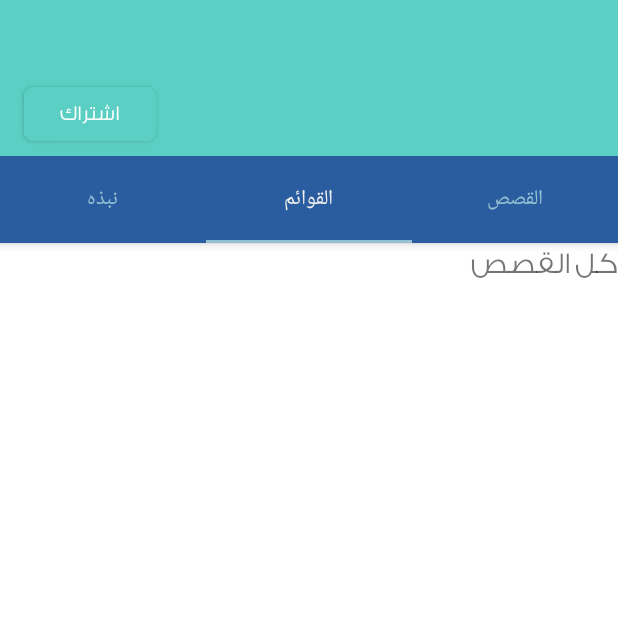
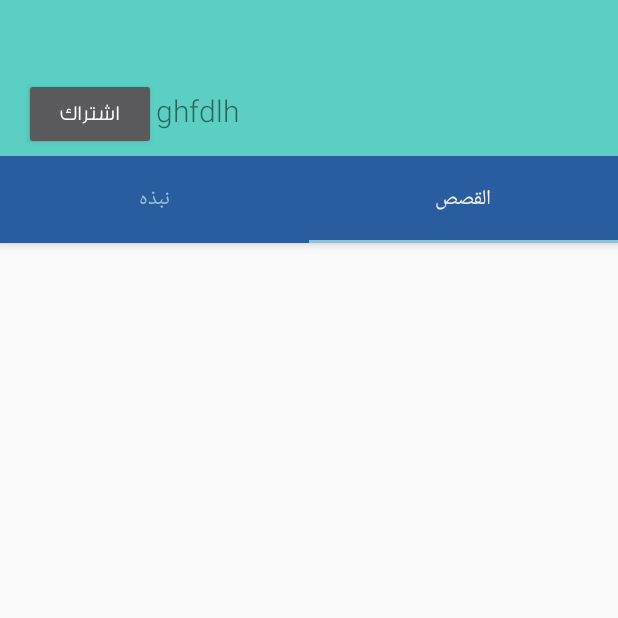
Before and after one commit to ghedaa/Hackwati-444, an Android app: the ProfileActivity screen opened directly, with no data from a screen before it, tab 2 chosen, on a phone screen of 412 x 824 dp, the top half of it. Run offline under Robolectric (Android 15) with nearby library versions, the light colour scheme and no system bars; our stand-ins replace Firebase (no records; nobody signed in at launch, a user with empty details on screens opened directly), navigation-ui; libraries missing offline, so code that uses them is left out: com.fangxu.allangleexpandablebutton; plain views replace AllAngleExpandableButton; pictures from the network do not load.

Commit message:
asma queeeeeeen

```diff
--- a/app/src/main/java/sa/ksu/swe444/hackwati/SubscribedListActivity.java
+++ b/app/src/main/java/sa/ksu/swe444/hackwati/SubscribedListActivity.java
@@ -108,7 +108,7 @@ public class SubscribedListActivity extends AppCompatActivity{
                             String userID = document.getId().toString();
                             boolean isSubscribed = true;
 
-                            CustomPojo user = new CustomPojo(userID, userName,thumbnail,"اشتراك");
+                            CustomPojo user = new CustomPojo(userID, userName,thumbnail,"مشترك");
 
                             namesList.add(user);
                             recyclerView.setAdapter(mAdapter);
--- a/app/src/main/java/sa/ksu/swe444/hackwati/UserProfile.java
+++ b/app/src/main/java/sa/ksu/swe444/hackwati/UserProfile.java
@@ -217,13 +217,7 @@ public class UserProfile extends BaseActivity {
 
                         }
 
-
-
-                    } else {
-                        Log.d(TAG, "No such document");
                     }
-                } else {
-                    Log.d(TAG, "get failed with ", task.getException());
                 }
             }
         });
--- a/app/src/main/java/sa/ksu/swe444/hackwati/ui/profileActivity/CustomAdapter.java
+++ b/app/src/main/java/sa/ksu/swe444/hackwati/shaden/CustomAdapter.java
@@ -1,4 +1,4 @@
-package sa.ksu.swe444.hackwati.ui.profileActivity;
+package sa.ksu.swe444.hackwati.shaden;
 
 import android.content.Context;
 import android.view.LayoutInflater;
--- a/app/src/main/java/sa/ksu/swe444/hackwati/ui/profileActivity/CustomPojo.java
+++ b/app/src/main/java/sa/ksu/swe444/hackwati/shaden/CustomPojo.java
@@ -1,4 +1,4 @@
-package sa.ksu.swe444.hackwati.ui.profileActivity;
+package sa.ksu.swe444.hackwati.shaden;
 
 import java.util.ArrayList;
 
--- a/app/src/main/java/sa/ksu/swe444/hackwati/ui/profileActivity/ProfileActivity.java
+++ b/app/src/main/java/sa/ksu/swe444/hackwati/ui/profileActivity/ProfileActivity.java
@@ -1,30 +1,43 @@
 package sa.ksu.swe444.hackwati.ui.profileActivity;
 
+import android.content.Intent;
 import android.os.Bundle;
+import android.widget.ImageView;
+import android.widget.TextView;
 
+import androidx.annotation.NonNull;
 import androidx.appcompat.app.AppCompatActivity;
 import androidx.appcompat.widget.Toolbar;
 import androidx.viewpager.widget.ViewPager;
 
+import com.bumptech.glide.Glide;
+import com.google.android.gms.tasks.OnCompleteListener;
+import com.google.android.gms.tasks.Task;
 import com.google.android.material.tabs.TabLayout;
+import com.google.firebase.firestore.DocumentReference;
+import com.google.firebase.firestore.DocumentSnapshot;
+import com.google.firebase.firestore.FirebaseFirestore;
 
 import java.util.ArrayList;
+import java.util.List;
 
+import sa.ksu.swe444.hackwati.Constants;
 import sa.ksu.swe444.hackwati.R;
+import sa.ksu.swe444.hackwati.UserProfile;
 
 
 public class ProfileActivity extends AppCompatActivity {
-   // public static final String GOOGLE_ACCOUNT = "google_account";
-    //Declare the Adapter, RecyclerView and our custom ArrayList
 
     private TabAdapter adapter;
     private TabLayout tabLayout;
     private ViewPager viewPager;
-    private  Tab1Fragment tab1Fragment;
-    private  Tab2Fragment tab2Fragment;
+    private Tab1Fragment tab1Fragment;
+    private Tab2Fragment tab2Fragment;
     private Tab3Fragment tab3Fragment;
-
-    private ArrayList<CustomPojo> listContentArr= new ArrayList<>();
+    private String userStoryId;
+    private ImageView userImg;
+    private TextView userName;
+    public FirebaseFirestore firebaseFirestore = FirebaseFirestore.getInstance();
 
 
     @Override
@@ -34,56 +47,78 @@ public class ProfileActivity extends AppCompatActivity {
 
 
         Toolbar toolbar = (Toolbar) findViewById(R.id.toolbar);
+        getExtras();
+
+        userImg = findViewById(R.id.userImg);
+        userName = findViewById(R.id.userName);
+
+        viewPager = (ViewPager) findViewById(R.id.viewPager);
+        tabLayout = (TabLayout) findViewById(R.id.tabLayout);
+        adapter = new TabAdapter(getSupportFragmentManager());
+
+
+        Bundle bundle = new Bundle();
+        bundle.putString("userStoryId", userStoryId);
+
+
+        tab1Fragment = new Tab1Fragment();
+        tab1Fragment.setArguments(bundle);
+        adapter.addFragment(tab1Fragment, "نبذه");
+
+        tab2Fragment = new Tab2Fragment();
+        tab2Fragment.setArguments(bundle);
+        adapter.addFragment(tab2Fragment, "القصص");
+
+      /*  tab3Fragment = new Tab3Fragment();
+        adapter.addFragment(tab3Fragment, "القصص");*/
+
+
+        viewPager.setAdapter(adapter);
+        tabLayout.setupWithViewPager(viewPager);
+
+        retriveUserData();
+
+    }
+
+    private void getExtras() {
+
+        Intent intent = getIntent();
+        if (intent.getExtras() != null) {
+            userStoryId = intent.getExtras().getString(Constants.Keys.STORY_USER_ID);
+
+        }
+
+    }
+    public void retriveUserData() {
+        DocumentReference docRef = firebaseFirestore.collection("users").document(userStoryId);
+        docRef.get().addOnCompleteListener(new OnCompleteListener<DocumentSnapshot>() {
+            @Override
+            public void onComplete(@NonNull Task<DocumentSnapshot> task) {
+                if (task.isSuccessful()) {
+                    DocumentSnapshot document = task.getResult();
+                    if (document.exists()) {
+
+                        String userNamec = document.get("username").toString();
+                        String thumbnail = document.get("thumbnail").toString();
+                        String infoU = document.get("info").toString();
+
+                            userName.setText(userNamec);
+
+                            Glide.with(ProfileActivity.this)
+                                    .load(thumbnail + "")
+                                    .into(userImg);
+
+                            //info.setText(infoU);
 
 
 
 
-        //initCollapsingToolbar();
-        viewPager = (ViewPager) findViewById(R.id.viewPager);
-        tabLayout = (TabLayout) findViewById(R.id.tabLayout);
-        adapter = new TabAdapter(getSupportFragmentManager());
+                    }
+                }
+            }
+        });
 
-        tab1Fragment = new Tab1Fragment();
-        adapter.addFragment(tab1Fragment, "نبذه");
-
-        tab2Fragment = new Tab2Fragment();
-        adapter.addFragment(tab2Fragment, "القوائم");
-
-        tab3Fragment = new Tab3Fragment();
-        adapter.addFragment(tab3Fragment, "القصص");
-
-        viewPager.setAdapter(adapter);
-        tabLayout.setupWithViewPager(viewPager);
 
     }
 
-/*    private void initCollapsingToolbar() {
-        final CollapsingToolbarLayout collapsingToolbar =
-                (CollapsingToolbarLayout) findViewById(R.id.collapsing_toolbar);
-        collapsingToolbar.setTitle(" ");
-        AppBarLayout appBarLayout = (AppBarLayout) findViewById(R.id.appbar);
-        appBarLayout.setExpanded(true);
-
-        // hiding & showing the title when toolbar expanded & collapsed
-        appBarLayout.addOnOffsetChangedListener(new AppBarLayout.OnOffsetChangedListener() {
-            boolean isShow = false;
-            int scrollRange = -1;
-
-            @Override
-            public void onOffsetChanged(AppBarLayout appBarLayout, int verticalOffset) {
-                if (scrollRange == -1) {
-                    scrollRange = appBarLayout.getTotalScrollRange();
-                }
-                if (scrollRange + verticalOffset == 0) {
-                    collapsingToolbar.setTitle(getString(R.string.app_name));
-                    isShow = true;
-                } else if (isShow) {
-                    collapsingToolbar.setTitle(" ");
-                    isShow = false;
-                }
-            }
-        });
-    }*/
-
-
 }
--- a/app/src/main/java/sa/ksu/swe444/hackwati/ui/profileActivity/Tab1Fragment.java
+++ b/app/src/main/java/sa/ksu/swe444/hackwati/ui/profileActivity/Tab1Fragment.java
@@ -31,43 +31,34 @@ import sa.ksu.swe444.hackwati.R;
 public class Tab1Fragment extends Fragment {
 
 LinearLayout linear;
-    private RecyclerView recyclerView;
-    private CustomAdapter mAdapter;
-    private RecyclerView.LayoutManager mLayoutManager;
-    private ArrayList<CustomPojo> namesList;
-
     public FirebaseAuth mAuth;
 
     TextView userinfo;
 
-    private static final String TAG = "UserProfileTab1";
+    private static final String TAG = "Tab1Fragment";
     public FirebaseFirestore firebaseFirestore = FirebaseFirestore.getInstance();
     String userUid;
     StorageReference storageRef;
     FirebaseStorage storage = FirebaseStorage.getInstance();
+    private String userStoryId;
+
 
 
     @SuppressLint("WrongViewCast")
     @Override
     public View onCreateView(LayoutInflater inflater, ViewGroup container, Bundle savedInstanceState) {
         View v=  inflater.inflate(R.layout.profile_fragment_one, container, false);
-
         userUid = FirebaseAuth.getInstance().getCurrentUser().getUid();
         storageRef = storage.getReference();
         mAuth = FirebaseAuth.getInstance();
 
-        recyclerView =v.findViewById(R.id.recycleView);
-        namesList=new ArrayList<>();
-        mAdapter = new CustomAdapter(getActivity());
+        if (getArguments() != null) {
+            userStoryId = getArguments().getString("userStoryId");
+            Log.d(TAG,userStoryId+" gggg");
 
-        //We set the array to the adapter
-        mAdapter.setListContent(namesList);
+        }
 
-        mLayoutManager = new LinearLayoutManager(getActivity());
-        recyclerView.setLayoutManager(mLayoutManager);
-        recyclerView.setAdapter(mAdapter);
-
-        userinfo=v.findViewById(R.id.info);
+        userinfo=v.findViewById(R.id.userinfo);
 
 
         retriveUserData();
@@ -80,7 +71,7 @@ LinearLayout linear;
     public void retriveUserData() {
 
 
-        DocumentReference docRef = firebaseFirestore.collection("users").document(userUid);
+        DocumentReference docRef = firebaseFirestore.collection("users").document(userStoryId);
         docRef.get().addOnCompleteListener(new OnCompleteListener<DocumentSnapshot>() {
             @Override
             public void onComplete(@NonNull Task<DocumentSnapshot> task) {
@@ -89,15 +80,10 @@ LinearLayout linear;
                     if (document.exists()) {
 
                         String userInformation = document.get("info").toString();
-                        if (userInformation != null) {
-                            userinfo.setText(userInformation);
-                        }
+                            userinfo.setText(userInformation+"");
 
-                    } else {
-                        Log.d(TAG, "No such document");
+
                     }
-                } else {
-                    Log.d(TAG, "get failed with ", task.getException());
                 }
             }
         });
@@ -107,47 +93,5 @@ LinearLayout linear;
 
 
 
-   /* private void namesList() {
-
-        // this is data fro recycler view
-        CustomPojo s1 = new CustomPojo();
-        s1.setName("الاسم");
-        s1.setContent("أسماء الجديع");
-        s1.setImg(R.drawable.ic_person_black_24dp);
-        namesList.add(s1);
-
-        CustomPojo s2 = new CustomPojo();
-        s2.setName("البريد الإلكتروني");
-        s2.setContent("iasmju@gmail.com" );
-        s2.setImg(R.drawable.ic_email_black_24dp);
-        namesList.add(s2);
-
-        CustomPojo s3 = new CustomPojo();
-        s3.setName("تاريخ الميلاد");
-        s3.setContent("10/10/1997");
-        s3.setImg(R.drawable.ic_date_range_black_24dp);
-        namesList.add(s3);
-
-        CustomPojo s4 = new CustomPojo();
-        s4.setName("الجنس");
-        s4.setContent("أنثى" );
-        s4.setImg(R.drawable.ic_people_outline_black_24dp);
-        namesList.add(s4);
-
-        CustomPojo s5 = new CustomPojo();
-        s5.setName("عدد المشتركين");
-        s5.setContent("1400" );
-        s5.setImg(R.drawable.ic_filter_9_plus_black_24dp);
-        namesList.add(s5);
-
-
-
-        recyclerView.setAdapter(mAdapter);
-        mAdapter.notifyDataSetChanged();
-
-
-
-    }
-*/
 
 }
--- a/app/src/main/java/sa/ksu/swe444/hackwati/ui/profileActivity/Tab2Fragment.java
+++ b/app/src/main/java/sa/ksu/swe444/hackwati/ui/profileActivity/Tab2Fragment.java
@@ -47,20 +47,26 @@ public class Tab2Fragment extends Fragment {
     String userUid;
     StorageReference storageRef;
     FirebaseStorage storage = FirebaseStorage.getInstance();
-
+    private String userStoryId;
 
 
 
 
     @Override
     public View onCreateView(LayoutInflater inflater, ViewGroup container, Bundle savedInstanceState) {
-        View view= inflater.inflate(R.layout.fragment_all_stories, container, false);
+        View view= inflater.inflate(R.layout.profile_fragment_two, container, false);
+        recyclerView = view.findViewById(R.id.recycler_view);
 
         userUid = FirebaseAuth.getInstance().getCurrentUser().getUid();
         storageRef = storage.getReference();
         mAuth = FirebaseAuth.getInstance();
+        emptyStories =view.findViewById(R.id.emptyStories);
 
-        emptyStories =view.findViewById(R.id.emptyStories);
+        if (getArguments() != null) {
+            userStoryId = getArguments().getString("userStoryId");
+            Log.d(TAG,userStoryId+" gggg");
+
+        }
 
         initRecyclerView();
 
@@ -80,8 +86,8 @@ public class Tab2Fragment extends Fragment {
     }
 
     private void retrieveUserStories() {
-        firebaseFirestore.collection("stories")
-                .whereEqualTo("userId", userUid)// <-- This line
+        firebaseFirestore.collection("publishedStories")
+                .whereEqualTo("userId", userStoryId)// <-- This line
                 .get()
                 .addOnCompleteListener(new OnCompleteListener<QuerySnapshot>() {
                     @Override
@@ -89,7 +95,6 @@ public class Tab2Fragment extends Fragment {
                         if (task.isSuccessful()) {
 
 
-                            Log.d(TAG, " 1 => test");
 
                             for (DocumentSnapshot document : task.getResult()) {
 
--- a/app/src/main/java/sa/ksu/swe444/hackwati/ui/profileActivity/Tab3Fragment.java
+++ b/app/src/main/java/sa/ksu/swe444/hackwati/ui/profileActivity/Tab3Fragment.java
@@ -50,48 +50,10 @@ public class Tab3Fragment extends Fragment {
                 (10, dpToPx(10), false));
         recyclerView.setItemAnimator(new DefaultItemAnimator());
         recyclerView.setAdapter(adapter);
-        itemList();
 
         return view;
     }
 
-    private void itemList() {
-        int[] covers = new int[]{
-                R.drawable.gray,
-                R.drawable.gray,
-                R.drawable.gray,
-                R.drawable.gray,
-        };
-
-
-        Item a =new Item("انبتهي يا جود",covers[0]);
-        itemList.add(a);
-        a =new Item("انبتهي يا جود",covers[1]);
-        itemList.add(a);
-        a =new Item("انبتهي يا جود",covers[2]);
-        itemList.add(a);
-        a =new Item("انبتهي يا جود",covers[3]);
-        itemList.add(a);
-
-        Item a1 = new Item("أخي زيد", covers[0]);
-        itemList.add(a1);
-
-        a1 = new Item("ليس بعد !", covers[1]);
-        itemList.add(a1);
-
-        a1 = new Item("جود ودراجتها الجديدة", covers[2]);
-        itemList.add(a1);
-
-        a1 = new Item("انبتهي يا جود", covers[3]);
-        itemList.add(a1);
-
-
-
-
-
-
-        adapter.notifyDataSetChanged();
-    }
 
     private int dpToPx(int dp) {
         Resources r = getResources();
--- a/app/src/main/res/layout/profile_activity_main.xml
+++ b/app/src/main/res/layout/profile_activity_main.xml
@@ -30,16 +30,17 @@
             >
 
 
-            <Button
+        <Button
                 android:layout_width="wrap_content"
                 android:layout_height="wrap_content"
                 android:text="اشتراك" />
 
             <TextView
-                android:id="@+id/userNameT"
+                android:id="@+id/userName"
                 android:layout_width="wrap_content"
                 android:layout_height="wrap_content"
-
+                android:gravity="center"
+                android:text="ghfdlh"
                 android:textColor="#86000000"
                 android:textSize="20dp" />
 
--- a/app/src/main/res/layout/splash_activity_main.xml
+++ b/app/src/main/res/layout/splash_activity_main.xml
@@ -12,7 +12,7 @@
     <pl.droidsonroids.gif.GifImageView
         android:layout_width="match_parent"
         android:layout_height="match_parent"
-        android:src="@drawable/logo"
+        android:src="@drawable/logo_anim"
         />
 
 
--- a/app/src/main/res/values/styles.xml
+++ b/app/src/main/res/values/styles.xml
@@ -2,15 +2,16 @@
 
     <!-- Base application theme. -->
 
-    <style name="AppTheme" parent="Theme.MaterialComponents.Light.NoActionBar">
+    <style name="AppTheme" parent="Theme.AppCompat.Light.NoActionBar">
 
         <!-- Customize your theme here. Theme.MaterialComponents.Light.NoActionBar-->
         <item name="colorPrimary">@color/colorAccent</item>
         <item name="colorPrimaryDark">#eee</item>
         <item name="colorAccent">@color/colorPrimary</item>
-        <item name="shapeAppearanceSmallComponent">@style/ShapeAppearance.MyApp.SmallComponent</item>
         <item name="android:typeface">monospace</item>
         <item name="android:text"></item>
+        <item name="imageButtonStyle">@drawable/shape</item>
+
         <item name="materialAlertDialogTheme">@style/ThemeOverlay.MaterialComponents.MaterialAlertDialog</item>
     </style>
 
```
Also changed, not shown: app/src/main/java/sa/ksu/swe444/hackwati/ui/profileActivity/AllStories_profile.java (deleted, +0 -121 lines), app/src/main/res/layout/profile_fragment_one.xml (+12 -2 lines), app/src/main/res/layout/profile_fragment_two.xml (+3 -9 lines).
